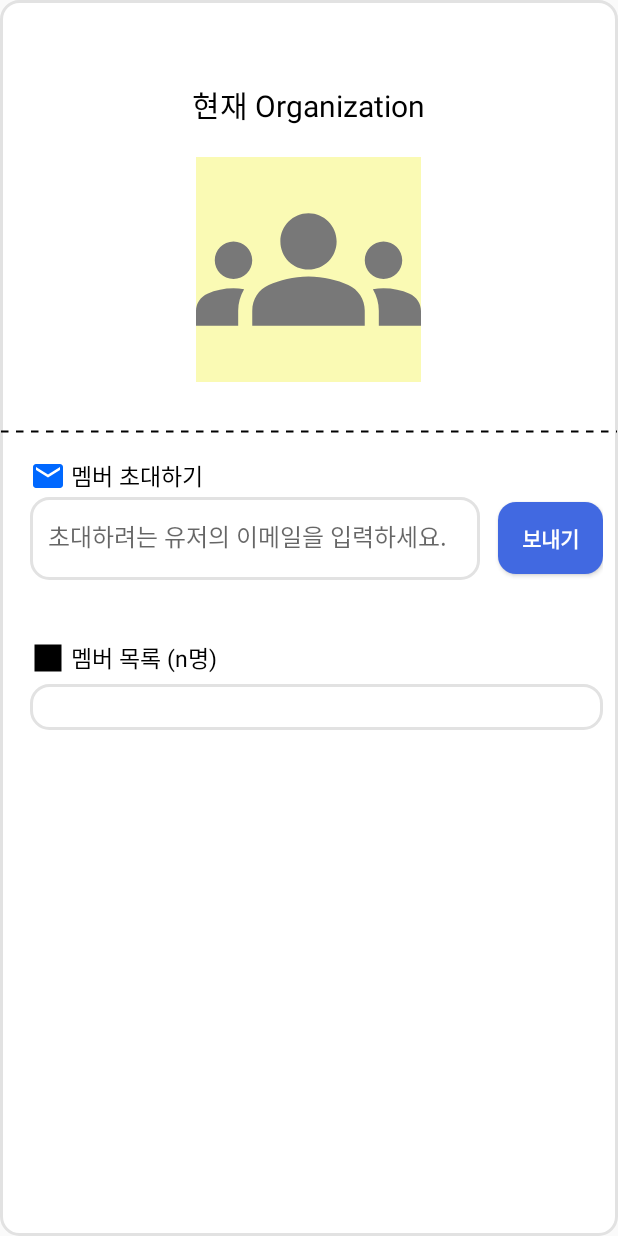
After one commit to tukcomCD2024/Code-Bridge, an Android app: the layout org_info_layout.xml on its own in the app's theme, with its tools: preview values and no code run, on a phone screen of 412 x 824 dp. The commit adds this screen. Run offline under Robolectric (Android 15) with nearby library versions, the phone set to English and light mode, and no system bars.

Commit message:
organization 정보

```diff
--- a/android/app/src/main/java/com/example/sharenote/NoteActivity.kt
+++ b/android/app/src/main/java/com/example/sharenote/NoteActivity.kt
@@ -6,7 +6,11 @@ import android.content.Intent
 import androidx.appcompat.app.AppCompatActivity
 import android.os.Bundle
 import android.util.Log
+import android.view.Gravity
+import android.view.LayoutInflater
 import android.widget.ImageButton
+import android.widget.LinearLayout
+import android.widget.PopupWindow
 import android.widget.TextView
 import android.widget.Toast
 import androidx.core.content.ContentProviderCompat.requireContext
@@ -25,6 +29,8 @@ class NoteActivity : AppCompatActivity(), PageListAdapter.OnPageClickListener {
 
     private lateinit var recyclerView: RecyclerView
     private lateinit var pageListAdapter: PageListAdapter
+
+    private lateinit var orgPopupWindow: PopupWindow
 
     private var pages: MutableList<Page> = mutableListOf()
 
@@ -53,6 +59,10 @@ class NoteActivity : AppCompatActivity(), PageListAdapter.OnPageClickListener {
 
             val pageData = PageData(organizationId, noteId, userId)
             sendPageDataToMongoDB(pageData)
+        }
+
+        findViewById<LinearLayout>(R.id.Organization).setOnClickListener {
+            showOrgInfoPopup()
         }
 
         // 최근에 사용한 노트의 ID 가져오기
@@ -207,6 +217,26 @@ class NoteActivity : AppCompatActivity(), PageListAdapter.OnPageClickListener {
             }
         }
     }
+
+
+    private fun showOrgInfoPopup() {
+        // 팝업 창의 레이아웃을 inflate하여 가져옴
+        val popupView = LayoutInflater.from(this).inflate(R.layout.org_info_layout, null)
+
+        // 팝업 창을 생성
+        orgPopupWindow = PopupWindow(
+            popupView,
+            LinearLayout.LayoutParams.MATCH_PARENT,
+            LinearLayout.LayoutParams.WRAP_CONTENT,
+            true
+        )
+
+        // 팝업 창을 화면에 표시
+        orgPopupWindow.showAtLocation(popupView, Gravity.CENTER, 0, 0)
+    }
+
+
+
     private fun saveRecentPageId(pageId: String) {
         SharedPreferencesUtil.saveRecentPageId(this, pageId)
     }
--- /dev/null
+++ b/android/app/src/main/res/drawable/dotted_line.xml
@@ -0,0 +1,11 @@
+<?xml version="1.0" encoding="utf-8"?>
+<shape xmlns:android="http://schemas.android.com/apk/res/android"
+    android:shape="line">
+
+    <stroke
+        android:width="1dp"
+        android:color="#000000"
+        android:dashWidth="5dp"
+        android:dashGap="5dp" />
+
+</shape>
--- /dev/null
+++ b/android/app/src/main/res/drawable/ic_post.xml
@@ -0,0 +1,5 @@
+<vector android:height="24dp" android:tint="#0068FF"
+    android:viewportHeight="24" android:viewportWidth="24"
+    android:width="24dp" xmlns:android="http://schemas.android.com/apk/res/android">
+    <path android:fillColor="@android:color/white" android:pathData="M20,4L4,4c-1.1,0 -1.99,0.9 -1.99,2L2,18c0,1.1 0.9,2 2,2h16c1.1,0 2,-0.9 2,-2L22,6c0,-1.1 -0.9,-2 -2,-2zM20,8l-8,5 -8,-5L4,6l8,5 8,-5v2z"/>
+</vector>
--- /dev/null
+++ b/android/app/src/main/res/drawable/ic_square.xml
@@ -0,0 +1,5 @@
+<vector android:height="24dp" android:tint="#000000"
+    android:viewportHeight="24" android:viewportWidth="24"
+    android:width="24dp" xmlns:android="http://schemas.android.com/apk/res/android">
+    <path android:fillColor="@android:color/white" android:pathData="M3,3h18v18h-18z"/>
+</vector>
--- /dev/null
+++ b/android/app/src/main/res/layout/org_info_layout.xml
@@ -0,0 +1,131 @@
+<?xml version="1.0" encoding="utf-8"?>
+<LinearLayout xmlns:android="http://schemas.android.com/apk/res/android"
+    xmlns:tools="http://schemas.android.com/tools"
+    android:layout_width="match_parent"
+    android:layout_height="match_parent"
+    android:background="@drawable/rectangle_white"
+    android:orientation="vertical">
+
+    <RelativeLayout
+        android:layout_width="match_parent"
+        android:layout_height="250dp"
+        android:orientation="horizontal"
+        android:gravity="center_vertical"
+        android:layout_marginTop="30dp"
+        android:padding="1dp">
+
+        <TextView
+            android:id="@+id/textView1"
+            android:layout_width="wrap_content"
+            android:layout_height="wrap_content"
+            android:layout_centerHorizontal="true"
+            android:text="현재 Organization"
+            android:textColor="@color/black"
+            android:textSize="20dp"/>
+
+        <ImageView
+            android:id="@+id/profileImage"
+            android:layout_width="150dp"
+            android:layout_height="150dp"
+            android:src="@drawable/baseline_groups_24"
+            android:layout_marginTop="20dp"
+            android:background="@color/yellow"
+            android:layout_below="@+id/textView1"
+            android:layout_centerHorizontal="true"/>
+
+    </RelativeLayout>
+
+    <View
+        android:layout_width="match_parent"
+        android:layout_height="15dp"
+        android:background="@drawable/dotted_line" />
+
+    <RelativeLayout
+        android:layout_width="match_parent"
+        android:layout_height="wrap_content"
+        android:padding="10dp"
+        android:layout_marginLeft="10dp">
+
+        <ImageView
+            android:id="@+id/post"
+            android:layout_width="wrap_content"
+            android:layout_height="wrap_content"
+            android:src="@drawable/ic_post"/>
+
+        <TextView
+            android:layout_width="wrap_content"
+            android:layout_height="wrap_content"
+            android:text="멤버 초대하기"
+            android:textColor="@color/black"
+            android:textSize="15dp"
+            android:layout_marginLeft="3dp"
+            android:layout_toRightOf="@+id/post"/>
+
+        <TextView
+            android:id="@+id/inviteText"
+            android:layout_width="300dp"
+            android:layout_height="55dp"
+            android:background="@drawable/rectangle_white"
+            android:layout_marginTop="2dp"
+            android:layout_below="@+id/post"
+            android:textSize="20sp" />
+
+        <EditText
+            android:id="@+id/inviteEditText"
+            android:layout_width="300dp"
+            android:layout_height="wrap_content"
+            android:layout_marginTop="16dp"
+            android:layout_marginLeft="12dp"
+            android:layout_below="@+id/post"
+            android:background="@android:color/transparent"
+            android:hint="초대하려는 유저의 이메일을 입력하세요."
+            android:textSize="16sp" />
+
+        <Button
+            android:id="@+id/send"
+            android:layout_width="wrap_content"
+            android:layout_height="wrap_content"
+            android:layout_marginTop="5dp"
+            android:layout_toRightOf="@id/inviteEditText"
+            android:layout_below="@+id/post"
+            android:text="보내기"
+            android:textColor="@color/white"
+            android:textStyle="bold"
+            android:background="@drawable/rectangle_blue"/>
+    </RelativeLayout>
+
+    <RelativeLayout
+        android:layout_width="match_parent"
+        android:layout_height="wrap_content"
+        android:padding="10dp"
+        android:layout_marginLeft="10dp"
+        android:layout_marginTop="20dp">
+
+        <ImageView
+            android:id="@+id/image"
+            android:layout_width="wrap_content"
+            android:layout_height="wrap_content"
+            android:src="@drawable/ic_square"/>
+
+        <TextView
+            android:layout_width="wrap_content"
+            android:layout_height="wrap_content"
+            android:text="멤버 목록 (n명)"
+            android:textColor="@color/black"
+            android:textSize="15dp"
+            android:layout_marginLeft="3dp"
+            android:layout_toRightOf="@+id/image"/>
+
+        <androidx.recyclerview.widget.RecyclerView
+            android:id="@+id/recyclerViewMembers"
+            android:layout_width="match_parent"
+            android:layout_height="wrap_content"
+            android:layout_marginTop="5dp"
+            android:background="@drawable/rectangle_white"
+            android:padding="15dp"
+            android:layout_below="@+id/image"/>
+
+    </RelativeLayout>
+
+
+</LinearLayout>
```
